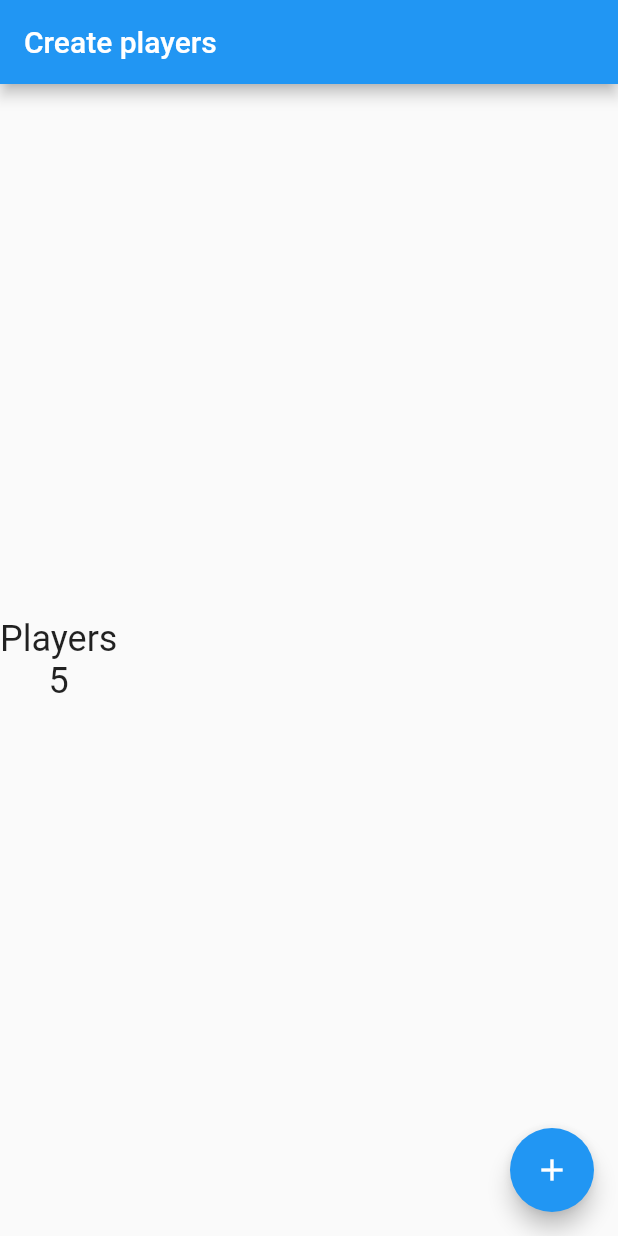
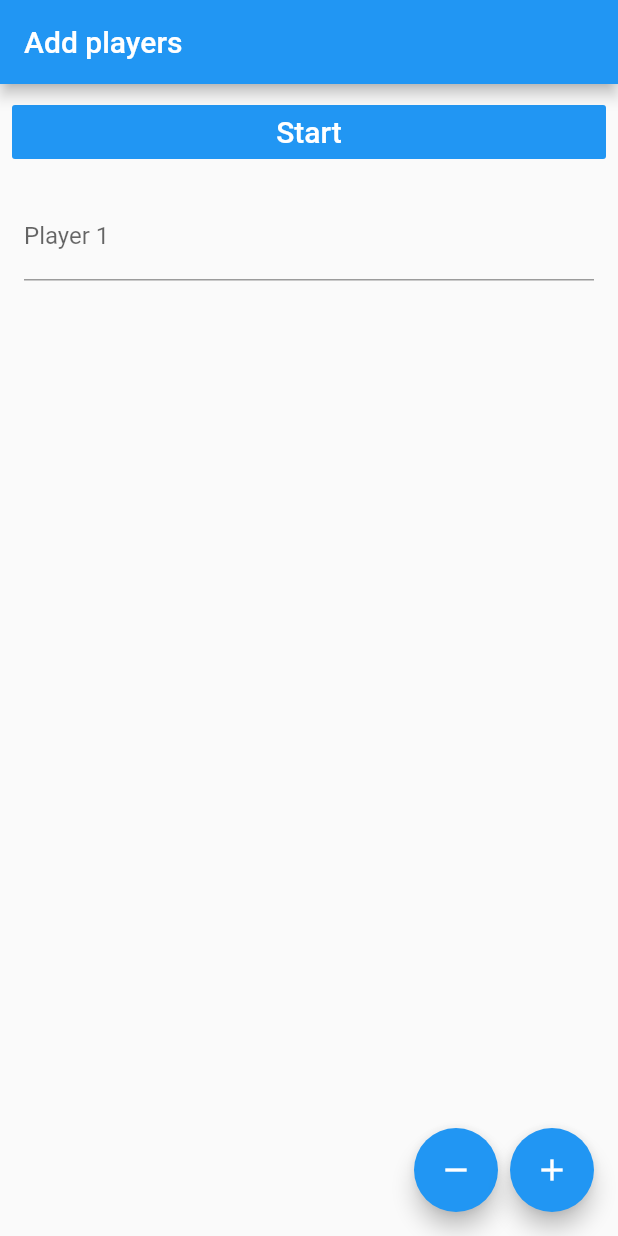
Before and after one commit to pavelzw/Mario-Kart-Custom-Rules, a Flutter app: the screen it shows after launch, on a phone screen of 412 x 824 dp. Run offline on Flutter 3.47's test engine with Material 2 defaults, Android fonts, the phone set to English and light mode, and no system bars.

Commit message:
Add Add players screen

```diff
--- a/lib/main.dart
+++ b/lib/main.dart
@@ -1,5 +1,5 @@
 import 'package:flutter/material.dart';
-import 'package:mariokartcustomrules/views/create_players.dart';
+import 'package:mariokartcustomrules/views/add_players.dart';
 
 void main() {
   runApp(MyApp());
@@ -15,7 +15,7 @@ class MyApp extends StatelessWidget {
         primarySwatch: Colors.blue,
         visualDensity: VisualDensity.adaptivePlatformDensity,
       ),
-      home: CreatePlayersPage(title: 'Create players'),
+      home: AddPlayers(title: 'Add players'),
     );
   }
 }
--- /dev/null
+++ b/lib/views/add_players.dart
@@ -0,0 +1,121 @@
+import 'package:flutter/material.dart';
+
+final Color darkBlue = Color.fromARGB(255, 18, 32, 47);
+
+class AddPlayers extends StatefulWidget {
+  AddPlayers({Key key, this.title, List<String> data})
+      : data = data ?? <String>[""];
+  final List<String> data;
+
+  final String title;
+
+  @override
+  _AddPlayersState createState() => _AddPlayersState();
+}
+
+class _AddPlayersState extends State<AddPlayers> {
+  final List<List<String>> players = [
+    <String>['Rose', 'SunFlower'],
+    <String>['SUV', 'CityCar', 'Jeep'],
+  ];
+
+  List<TextEditingController> controllers;
+
+  @override
+  void initState() {
+    super.initState();
+
+    setState(() {
+      if (widget.data.isNotEmpty) {
+        controllers = widget.data.map((s) {
+          return TextEditingController(text: s);
+        }).toList();
+      } else {
+        controllers = [];
+      }
+    });
+  }
+
+  @override
+  Widget build(BuildContext context) {
+    return Scaffold(
+      appBar: AppBar(title: Text(widget.title)),
+      body: controllers == null
+          ? CircularProgressIndicator()
+          : Column(
+              children: <Widget>[
+                // Start button
+                new Row(
+                  mainAxisAlignment: MainAxisAlignment.center,
+                  children: <Widget>[
+                    new Expanded(
+                      child: Padding(
+                        padding: const EdgeInsets.fromLTRB(8, 8, 8, 0),
+                        child: FlatButton(
+                          color: Colors.blue,
+                          textColor: Colors.white,
+                          child: Text(
+                            "Start",
+                            style: TextStyle(fontSize: 20.0),
+                          ),
+                          onPressed: () {
+                            if (controllers.isEmpty) {
+                              print('You need to add at least one player');
+                              return;
+                            }
+
+                            final list =
+                                controllers.map((c) => c.text).toList();
+                            Navigator.pop(context, list);
+                          },
+                        ),
+                      ),
+                    ),
+                  ],
+                ),
+                // Player selection
+                new Expanded(
+                  child: ListView(
+                    children: controllers.map((controller) {
+                      return Container(
+                        padding: const EdgeInsets.all(16),
+                        child: TextField(
+                          controller: controller,
+                          decoration: InputDecoration(
+                            labelText:
+                                'Player ${controllers.indexOf(controller) + 1}',
+                          ),
+                        ),
+                      );
+                    }).toList(),
+                  ),
+                ),
+              ],
+            ),
+      floatingActionButton: Row(
+        mainAxisSize: MainAxisSize.min,
+        children: [
+          FloatingActionButton(
+            heroTag: 'min',
+            onPressed: () {
+              setState(() {
+                controllers.removeLast();
+              });
+            },
+            child: Icon(Icons.remove),
+          ),
+          SizedBox(width: 8),
+          FloatingActionButton(
+            heroTag: 'add',
+            onPressed: () {
+              setState(() {
+                controllers.add(TextEditingController());
+              });
+            },
+            child: Icon(Icons.add),
+          )
+        ],
+      ),
+    );
+  }
+}
--- a/lib/views/create_players.dart
+++ /dev/null
@@ -1,63 +0,0 @@
-import 'package:flutter/cupertino.dart';
-import 'package:flutter/material.dart';
-import 'package:flutter/rendering.dart';
-
-class CreatePlayersPage extends StatefulWidget {
-  CreatePlayersPage({Key key, this.title}) : super(key: key);
-
-  final String title;
-
-  @override
-  _CreatePlayersState createState() => _CreatePlayersState();
-}
-
-class _CreatePlayersState extends State<CreatePlayersPage> {
-  int _counter = 5;
-
-  void _incrementCounter() {
-    setState(() {
-      _counter++;
-    });
-  }
-
-  @override
-  Widget build(BuildContext context) {
-    return Scaffold(
-      appBar: AppBar(
-        title: Text(widget.title),
-      ),
-      body: Column(
-        // Column is also a layout widget. It takes a list of children and
-        // arranges them vertically. By default, it sizes itself to fit its
-        // children horizontally, and tries to be as tall as its parent.
-        //
-        // Invoke "debug painting" (press "p" in the console, choose the
-        // "Toggle Debug Paint" action from the Flutter Inspector in Android
-        // Studio, or the "Toggle Debug Paint" command in Visual Studio Code)
-        // to see the wireframe for each widget.
-        //
-        // Column has various properties to control how it sizes itself and
-        // how it positions its children. Here we use mainAxisAlignment to
-        // center the children vertically; the main axis here is the vertical
-        // axis because Columns are vertical (the cross axis would be
-        // horizontal).
-        mainAxisAlignment: MainAxisAlignment.center,
-        children: <Widget>[
-          Text(
-            'Players',
-            style: Theme.of(context).textTheme.headline5,
-          ),
-          Text(
-            '$_counter',
-            style: Theme.of(context).textTheme.headline5,
-          ),
-        ],
-      ),
-      floatingActionButton: FloatingActionButton(
-        onPressed: _incrementCounter,
-        tooltip: 'Increment',
-        child: Icon(Icons.add),
-      ), // This trailing comma makes auto-formatting nicer for build methods.
-    );
-  }
-}
```
